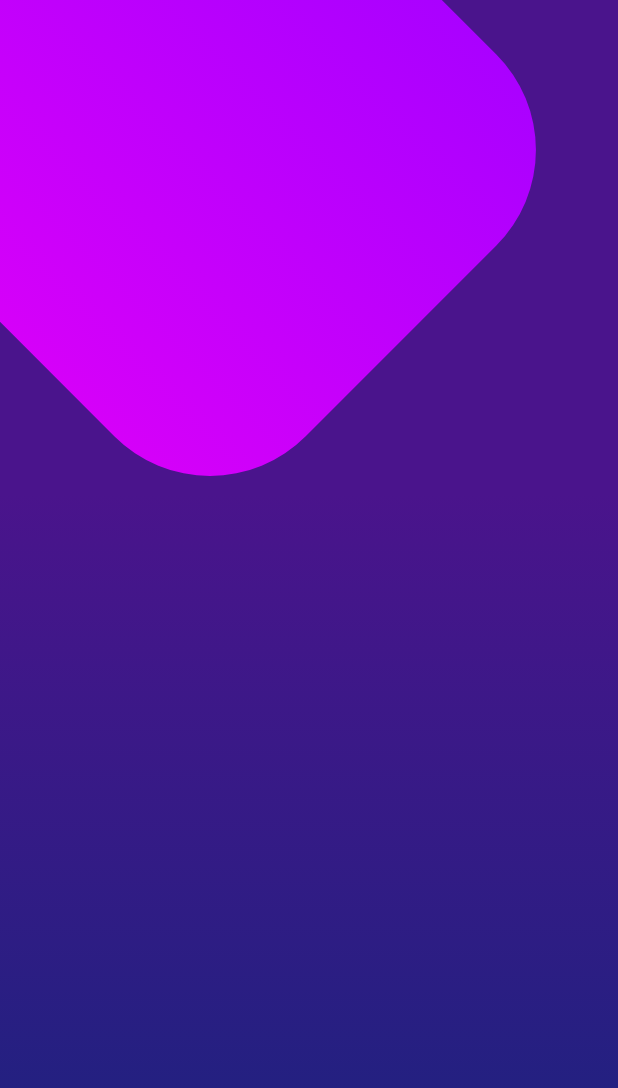
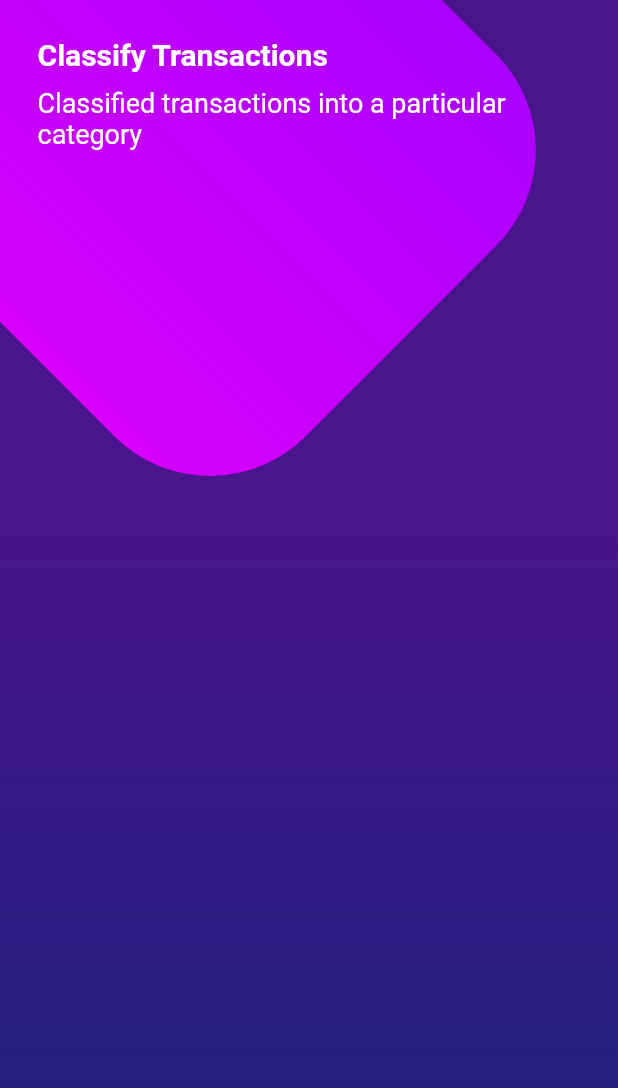
Before and after one commit to marcossevilla/designs, a Flutter app: the screen it shows after launch, on a phone screen of 412 x 824 dp. Shown: the top 1088 px of the screen. Run offline on Flutter 3.47's test engine with Material 2 defaults, Android fonts, the phone set to English and light mode, and no system bars.

Commit message:
added title text and some theme data

```diff
--- a/lib/main.dart
+++ b/lib/main.dart
@@ -1,13 +1,19 @@
 import 'package:designs/src/pages/basic_page.dart';
 import 'package:designs/src/pages/buttons_page.dart';
 import 'package:designs/src/pages/scroll_page.dart';
+
 import 'package:flutter/material.dart';
+import 'package:flutter/services.dart';
 
 void main() => runApp(MyApp());
 
 class MyApp extends StatelessWidget {
   @override
   Widget build(BuildContext context) {
+    SystemChrome.setSystemUIOverlayStyle(SystemUiOverlayStyle.light.copyWith(
+      statusBarColor: Colors.white,
+    ));
+
     return MaterialApp(
       title: 'Material App',
       debugShowCheckedModeBanner: false,
--- a/lib/src/pages/buttons_page.dart
+++ b/lib/src/pages/buttons_page.dart
@@ -1,14 +1,32 @@
+import 'package:flutter/material.dart';
+
 import 'dart:math';
 
-import 'package:flutter/material.dart';
+class ButtonsPage extends StatelessWidget {
+  final titleStyle = TextStyle(
+    color: Colors.white,
+    fontSize: 20.0,
+    fontWeight: FontWeight.bold,
+  );
 
-class ButtonsPage extends StatelessWidget {
+  final subtitleStyle = TextStyle(
+    color: Colors.white,
+    fontSize: 18.0,
+  );
+
   @override
   Widget build(BuildContext context) {
     return Scaffold(
       body: Stack(
         children: <Widget>[
           _background(),
+          SingleChildScrollView(
+            child: Column(
+              children: <Widget>[
+                _titles(),
+              ],
+            ),
+          ),
         ],
       ),
     );
@@ -55,4 +73,23 @@ class ButtonsPage extends StatelessWidget {
       ],
     );
   }
+
+  Widget _titles() {
+    return SafeArea(
+      child: Container(
+        padding: EdgeInsets.all(25.0),
+        child: Column(
+          crossAxisAlignment: CrossAxisAlignment.start,
+          children: <Widget>[
+            Text('Classify Transactions', style: titleStyle),
+            SizedBox(height: 10.0),
+            Text(
+              'Classified transactions into a particular category',
+              style: subtitleStyle,
+            )
+          ],
+        ),
+      ),
+    );
+  }
 }
```
